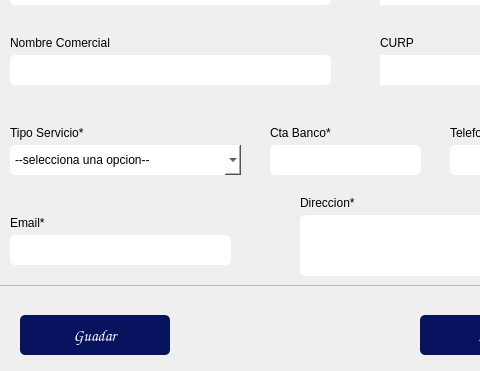
Before: the Qt Designer form gui/formRegProveedor.ui in alucard8130/Sistema-GAC, drawn with Qt 5; both pictures show x 0 to 480 and y 135 to 506 of the 590 by 506 pixel window.
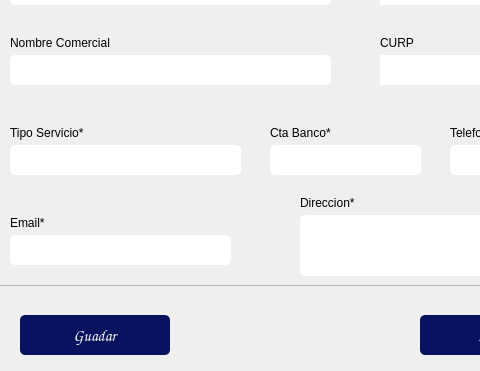
After: the same form once the commit is applied. Icons and pictures are not drawn.

```diff
--- a/gui/formRegProveedor.ui
+++ b/gui/formRegProveedor.ui
@@ -363,25 +363,6 @@
      <string notr="true">border-radius:5px;</string>
     </property>
    </widget>
-   <widget class="QComboBox" name="cmbServicios">
-    <property name="geometry">
-     <rect>
-      <x>20</x>
-      <y>210</y>
-      <width>231</width>
-      <height>30</height>
-     </rect>
-    </property>
-    <property name="styleSheet">
-     <string notr="true">background-color: rgb(255, 255, 255);
-border-radius:5px;</string>
-    </property>
-    <item>
-     <property name="text">
-      <string>--selecciona una opcion--</string>
-     </property>
-    </item>
-   </widget>
    <widget class="QLabel" name="label_17">
     <property name="geometry">
      <rect>
@@ -421,6 +402,19 @@
      <string>Telefono*</string>
     </property>
    </widget>
+   <widget class="QLineEdit" name="txtTipoServicio">
+    <property name="geometry">
+     <rect>
+      <x>20</x>
+      <y>210</y>
+      <width>231</width>
+      <height>30</height>
+     </rect>
+    </property>
+    <property name="styleSheet">
+     <string notr="true">border-radius:5px;</string>
+    </property>
+   </widget>
   </widget>
  </widget>
  <resources/>
```
